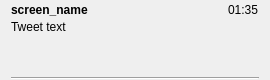
Before: the Qt Designer form lib/twitrrerr/ui/tweet.ui in nilsding/twitrrerr, drawn with Qt 5.
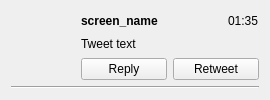
After: the same form once the commit is applied.

Commit message: full_text

```diff
--- a/lib/twitrrerr/ui/tweet.ui
+++ b/lib/twitrrerr/ui/tweet.ui
@@ -7,28 +7,53 @@
     <x>0</x>
     <y>0</y>
     <width>270</width>
-    <height>80</height>
+    <height>100</height>
    </rect>
   </property>
   <property name="minimumSize">
    <size>
     <width>270</width>
-    <height>80</height>
+    <height>100</height>
    </size>
   </property>
   <property name="windowTitle">
    <string>Form</string>
   </property>
+  <layout class="QVBoxLayout" name="verticalLayout_3">
+   <item>
+    <layout class="QHBoxLayout" name="horizontalLayout_2">
+     <item>
+      <layout class="QVBoxLayout" name="verticalLayout_2">
+       <item>
+        <widget class="QLabel" name="ql_avatar">
+         <property name="minimumSize">
+          <size>
+           <width>64</width>
+           <height>64</height>
+          </size>
+         </property>
+         <property name="text">
+          <string/>
+         </property>
+        </widget>
+       </item>
+       <item>
+        <spacer name="verticalSpacer_2">
+         <property name="orientation">
+          <enum>Qt::Vertical</enum>
+         </property>
+         <property name="sizeHint" stdset="0">
+          <size>
+           <width>20</width>
+           <height>40</height>
+          </size>
+         </property>
+        </spacer>
+       </item>
+      </layout>
+     </item>
+     <item>
   <layout class="QVBoxLayout" name="verticalLayout">
-   <property name="spacing">
-    <number>0</number>
-   </property>
-   <property name="topMargin">
-    <number>0</number>
-   </property>
-   <property name="bottomMargin">
-    <number>0</number>
-   </property>
    <item>
     <layout class="QHBoxLayout" name="horizontalLayout">
      <item>
@@ -71,6 +96,9 @@
      <property name="text">
       <string notr="true">Tweet text</string>
      </property>
+         <property name="wordWrap">
+          <bool>true</bool>
+         </property>
     </widget>
    </item>
    <item>
@@ -87,6 +115,28 @@
     </spacer>
    </item>
    <item>
+        <layout class="QHBoxLayout" name="horizontalLayout_3">
+         <item>
+          <widget class="QPushButton" name="qpb_reply">
+           <property name="text">
+            <string>Reply</string>
+           </property>
+          </widget>
+         </item>
+         <item>
+          <widget class="QPushButton" name="qpb_retweet">
+           <property name="text">
+            <string>Retweet</string>
+           </property>
+          </widget>
+         </item>
+        </layout>
+       </item>
+      </layout>
+     </item>
+    </layout>
+   </item>
+   <item>
     <widget class="Line" name="line">
      <property name="orientation">
       <enum>Qt::Horizontal</enum>
```
Left out of the diff: 3 changed lines with no effect on the pictures. Lines whose indentation alone changed are shown as unchanged. The commit also changes 1 other file.
